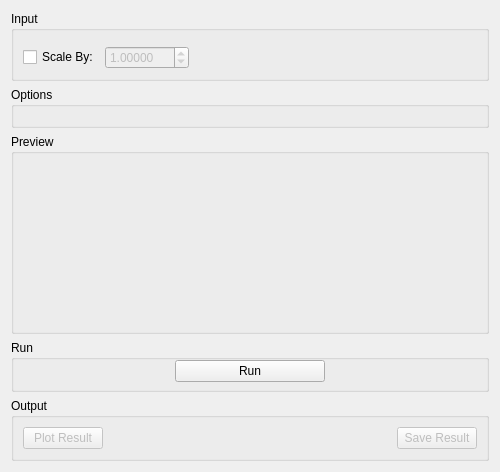
Before: the Qt Designer form qt/scientific_interfaces/Indirect/IndirectMoments.ui in mantidproject/mantid, drawn with Qt 5.
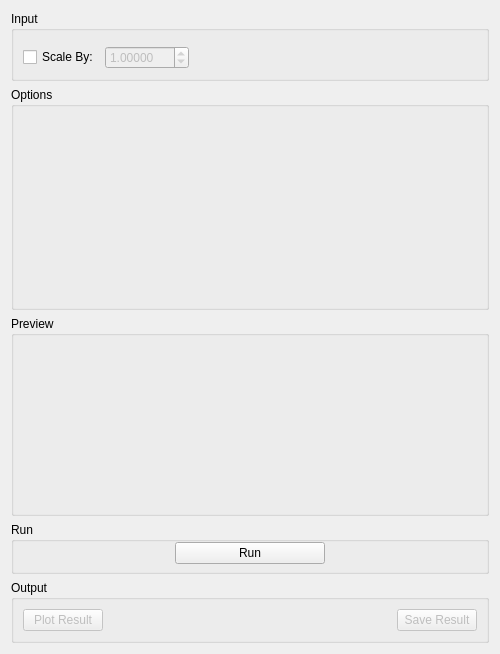
After: the same form once the commit is applied. Custom widgets are drawn as their Qt base class.

Commit message: Refs #25901. Finish porting Indirect Moments

```diff
--- a/qt/scientific_interfaces/Indirect/IndirectMoments.ui
+++ b/qt/scientific_interfaces/Indirect/IndirectMoments.ui
@@ -107,11 +107,23 @@
       <string>Options</string>
      </property>
      <layout class="QHBoxLayout" name="horizontalLayout_21">
+      <property name="topMargin">
+       <number>0</number>
+      </property>
+      <property name="bottomMargin">
+       <number>0</number>
+      </property>
       <item>
        <layout class="QHBoxLayout" name="properties"/>
       </item>
       <item>
        <widget class="MantidQt::MantidWidgets::PreviewPlot" name="ppRawPlot" native="true">
+        <property name="minimumSize">
+         <size>
+          <width>0</width>
+          <height>200</height>
+         </size>
+        </property>
         <property name="canvasColour" stdset="0">
          <color>
           <red>255</red>
@@ -140,13 +152,13 @@
        <number>6</number>
       </property>
       <property name="topMargin">
-       <number>6</number>
+       <number>0</number>
       </property>
       <property name="rightMargin">
        <number>6</number>
       </property>
       <property name="bottomMargin">
-       <number>6</number>
+       <number>0</number>
       </property>
       <item>
        <widget class="MantidQt::MantidWidgets::PreviewPlot" name="ppMomentsPreview" native="true">
```
Left out of the diff: 9 changed lines with no effect on the pictures. The commit also changes 2 other files.
